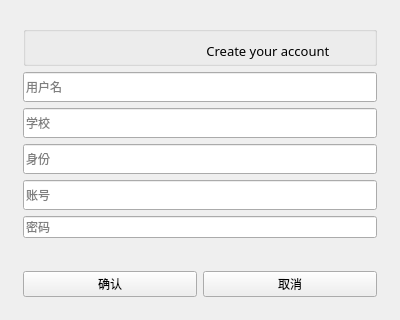
The window that Templates/register.ui (thetheorange/AiProject) describes before a commit, drawn with Qt 5.
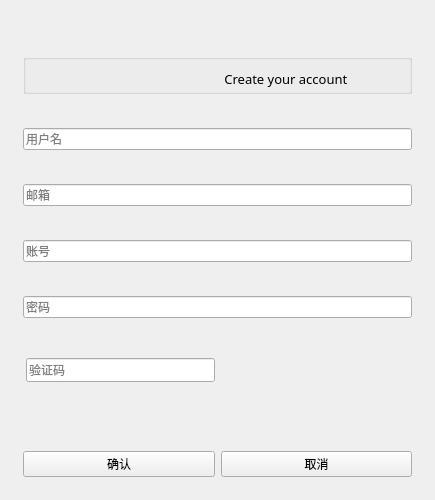
The same window after the commit. Custom widgets are drawn as their Qt base class.

Commit message: pref: 优化注册窗体控件提示词 优化注册窗体视图代码

What changed in the file:
```diff
--- a/Templates/register.ui
+++ b/Templates/register.ui
@@ -6,10 +6,16 @@
    <rect>
     <x>0</x>
     <y>0</y>
-    <width>400</width>
-    <height>300</height>
+    <width>435</width>
+    <height>500</height>
    </rect>
   </property>
+  <property name="minimumSize">
+   <size>
+    <width>0</width>
+    <height>500</height>
+   </size>
+  </property>
   <property name="windowTitle">
    <string>Form</string>
   </property>
@@ -18,6 +24,12 @@
     <layout class="QVBoxLayout" name="verticalLayout">
      <item>
       <widget class="QGroupBox" name="groupBox">
+       <property name="minimumSize">
+        <size>
+         <width>0</width>
+         <height>90</height>
+        </size>
+       </property>
        <property name="styleSheet">
         <string notr="true">#groupBox{
 border:none;
@@ -35,6 +47,12 @@
             <height>40</height>
            </size>
           </property>
+          <property name="maximumSize">
+           <size>
+            <width>16777215</width>
+            <height>40</height>
+           </size>
+          </property>
           <property name="title">
            <string/>
           </property>
@@ -67,12 +85,66 @@
          </widget>
         </item>
         <item>
-         <widget class="QLineEdit" name="lineEdit_2">
-          <property name="minimumSize">
-           <size>
-            <width>0</width>
-            <height>30</height>
-           </size>
+         <widget class="LineEdit" name="LineEdit_4">
+          <property name="styleSheet">
+           <string notr="true">LineEdit, TextEdit, PlainTextEdit {
+    color: gray;
+    background-color: rgba(255, 255, 255, 0.7);
+    border: 1px solid rgba(0, 0, 0, 13);
+    border-bottom: 1px solid rgba(0, 0, 0, 100);
+    border-radius: 5px;
+    /* font: 14px &quot;Segoe UI&quot;, &quot;Microsoft YaHei&quot;; */
+    padding: 0px 10px;
+    selection-background-color: #00a7b3;
+}
+
+TextEdit,
+PlainTextEdit {
+    padding: 2px 3px 2px 8px;
+}
+
+LineEdit:hover, TextEdit:hover, PlainTextEdit:hover {
+    background-color: rgba(249, 249, 249, 0.5);
+    border: 1px solid rgba(0, 0, 0, 13);
+    border-bottom: 1px solid rgba(0, 0, 0, 100);
+}
+
+LineEdit:focus {
+    border-bottom: 1px solid rgba(0, 0, 0, 13);
+    background-color: white;
+}
+
+TextEdit:focus,
+PlainTextEdit:focus {
+    border-bottom: 1px solid #009faa;
+    background-color: white;
+}
+
+LineEdit:disabled, TextEdit:disabled,
+PlainTextEdit:disabled {
+    color: rgba(0, 0, 0, 150);
+    background-color: rgba(249, 249, 249, 0.3);
+    border: 1px solid rgba(0, 0, 0, 13);
+    border-bottom: 1px solid rgba(0, 0, 0, 13);
+}
+
+#lineEditButton {
+    background-color: transparent;
+    border-radius: 4px;
+    margin: 0;
+}
+
+#lineEditButton:hover {
+    background-color: rgba(0, 0, 0, 9);
+}
+
+#lineEditButton:pressed {
+    background-color: rgba(0, 0, 0, 6);
+}
+</string>
+          </property>
+          <property name="text">
+           <string/>
           </property>
           <property name="placeholderText">
            <string>用户名</string>
@@ -80,38 +152,133 @@
          </widget>
         </item>
         <item>
-         <widget class="QLineEdit" name="lineEdit_4">
-          <property name="minimumSize">
-           <size>
-            <width>0</width>
-            <height>30</height>
-           </size>
+         <widget class="LineEdit" name="LineEdit_2">
+          <property name="styleSheet">
+           <string notr="true">LineEdit, TextEdit, PlainTextEdit {
+    color: gray;
+    background-color: rgba(255, 255, 255, 0.7);
+    border: 1px solid rgba(0, 0, 0, 13);
+    border-bottom: 1px solid rgba(0, 0, 0, 100);
+    border-radius: 5px;
+    /* font: 14px &quot;Segoe UI&quot;, &quot;Microsoft YaHei&quot;; */
+    padding: 0px 10px;
+    selection-background-color: #00a7b3;
+}
+
+TextEdit,
+PlainTextEdit {
+    padding: 2px 3px 2px 8px;
+}
+
+LineEdit:hover, TextEdit:hover, PlainTextEdit:hover {
+    background-color: rgba(249, 249, 249, 0.5);
+    border: 1px solid rgba(0, 0, 0, 13);
+    border-bottom: 1px solid rgba(0, 0, 0, 100);
+}
+
+LineEdit:focus {
+    border-bottom: 1px solid rgba(0, 0, 0, 13);
+    background-color: white;
+}
+
+TextEdit:focus,
+PlainTextEdit:focus {
+    border-bottom: 1px solid #009faa;
+    background-color: white;
+}
+
+LineEdit:disabled, TextEdit:disabled,
+PlainTextEdit:disabled {
+    color: rgba(0, 0, 0, 150);
+    background-color: rgba(249, 249, 249, 0.3);
+    border: 1px solid rgba(0, 0, 0, 13);
+    border-bottom: 1px solid rgba(0, 0, 0, 13);
+}
+
+#lineEditButton {
+    background-color: transparent;
+    border-radius: 4px;
+    margin: 0;
+}
+
+#lineEditButton:hover {
+    background-color: rgba(0, 0, 0, 9);
+}
+
+#lineEditButton:pressed {
+    background-color: rgba(0, 0, 0, 6);
+}
+</string>
           </property>
-          <property name="placeholderText">
-           <string>学校</string>
+          <property name="text">
+           <string/>
           </property>
-         </widget>
-        </item>
-        <item>
-         <widget class="QLineEdit" name="lineEdit_3">
-          <property name="minimumSize">
-           <size>
-            <width>0</width>
-            <height>30</height>
-           </size>
-          </property>
           <property name="placeholderText">
-           <string>身份</string>
+           <string>邮箱</string>
           </property>
          </widget>
         </item>
         <item>
-         <widget class="QLineEdit" name="lineEdit">
-          <property name="minimumSize">
-           <size>
-            <width>0</width>
-            <height>30</height>
-           </size>
+         <widget class="LineEdit" name="LineEdit">
+          <property name="styleSheet">
+           <string notr="true">LineEdit, TextEdit, PlainTextEdit {
+    color: gray;
+    background-color: rgba(255, 255, 255, 0.7);
+    border: 1px solid rgba(0, 0, 0, 13);
+    border-bottom: 1px solid rgba(0, 0, 0, 100);
+    border-radius: 5px;
+    /* font: 14px &quot;Segoe UI&quot;, &quot;Microsoft YaHei&quot;; */
+    padding: 0px 10px;
+    selection-background-color: #00a7b3;
+}
+
+TextEdit,
+PlainTextEdit {
+    padding: 2px 3px 2px 8px;
+}
+
+LineEdit:hover, TextEdit:hover, PlainTextEdit:hover {
+    background-color: rgba(249, 249, 249, 0.5);
+    border: 1px solid rgba(0, 0, 0, 13);
+    border-bottom: 1px solid rgba(0, 0, 0, 100);
+}
+
+LineEdit:focus {
+    border-bottom: 1px solid rgba(0, 0, 0, 13);
+    background-color: white;
+}
+
+TextEdit:focus,
+PlainTextEdit:focus {
+    border-bottom: 1px solid #009faa;
+    background-color: white;
+}
+
+LineEdit:disabled, TextEdit:disabled,
+PlainTextEdit:disabled {
+    color: rgba(0, 0, 0, 150);
+    background-color: rgba(249, 249, 249, 0.3);
+    border: 1px solid rgba(0, 0, 0, 13);
+    border-bottom: 1px solid rgba(0, 0, 0, 13);
+}
+
+#lineEditButton {
+    background-color: transparent;
+    border-radius: 4px;
+    margin: 0;
+}
+
+#lineEditButton:hover {
+    background-color: rgba(0, 0, 0, 9);
+}
+
+#lineEditButton:pressed {
+    background-color: rgba(0, 0, 0, 6);
+}
+</string>
+          </property>
+          <property name="text">
+           <string/>
           </property>
           <property name="placeholderText">
            <string>账号</string>
@@ -125,6 +292,151 @@
           </property>
          </widget>
         </item>
+        <item>
+         <widget class="QGroupBox" name="groupBox_4">
+          <property name="minimumSize">
+           <size>
+            <width>4</width>
+            <height>6</height>
+           </size>
+          </property>
+          <property name="maximumSize">
+           <size>
+            <width>16777215</width>
+            <height>33</height>
+           </size>
+          </property>
+          <property name="styleSheet">
+           <string notr="true">#groupBox_4{
+border:none;
+}</string>
+          </property>
+          <property name="title">
+           <string/>
+          </property>
+          <layout class="QHBoxLayout" name="horizontalLayout_4" stretch="0,0">
+           <property name="leftMargin">
+            <number>0</number>
+           </property>
+           <property name="topMargin">
+            <number>0</number>
+           </property>
+           <property name="rightMargin">
+            <number>0</number>
+           </property>
+           <property name="bottomMargin">
+            <number>0</number>
+           </property>
+           <item>
+            <widget class="LineEdit" name="LineEdit_5">
+             <property name="sizePolicy">
+              <sizepolicy hsizetype="Expanding" vsizetype="Expanding">
+               <horstretch>0</horstretch>
+               <verstretch>0</verstretch>
+              </sizepolicy>
+             </property>
+             <property name="minimumSize">
+              <size>
+               <width>30</width>
+               <height>6</height>
+              </size>
+             </property>
+             <property name="maximumSize">
+              <size>
+               <width>10000000</width>
+               <height>33</height>
+              </size>
+             </property>
+             <property name="styleSheet">
+              <string notr="true">LineEdit, TextEdit, PlainTextEdit {
+    color: gray;
+    background-color: rgba(255, 255, 255, 0.7);
+    border: 1px solid rgba(0, 0, 0, 13);
+    border-bottom: 1px solid rgba(0, 0, 0, 100);
+    border-radius: 5px;
+    /* font: 14px &quot;Segoe UI&quot;, &quot;Microsoft YaHei&quot;; */
+    padding: 0px 10px;
+    selection-background-color: #00a7b3;
+}
+
+TextEdit,
+PlainTextEdit {
+    padding: 2px 3px 2px 8px;
+}
+
+LineEdit:hover, TextEdit:hover, PlainTextEdit:hover {
+    background-color: rgba(249, 249, 249, 0.5);
+    border: 1px solid rgba(0, 0, 0, 13);
+    border-bottom: 1px solid rgba(0, 0, 0, 100);
+}
+
+LineEdit:focus {
+    border-bottom: 1px solid rgba(0, 0, 0, 13);
+    background-color: white;
+}
+
+TextEdit:focus,
+PlainTextEdit:focus {
+    border-bottom: 1px solid #009faa;
+    background-color: white;
+}
+
+LineEdit:disabled, TextEdit:disabled,
+PlainTextEdit:disabled {
+    color: rgba(0, 0, 0, 150);
+    background-color: rgba(249, 249, 249, 0.3);
+    border: 1px solid rgba(0, 0, 0, 13);
+    border-bottom: 1px solid rgba(0, 0, 0, 13);
+}
+
+#lineEditButton {
+    background-color: transparent;
+    border-radius: 4px;
+    margin: 0;
+}
+
+#lineEditButton:hover {
+    background-color: rgba(0, 0, 0, 9);
+}
+
+#lineEditButton:pressed {
+    background-color: rgba(0, 0, 0, 6);
+}
+</string>
+             </property>
+             <property name="text">
+              <string/>
+             </property>
+             <property name="placeholderText">
+              <string>验证码</string>
+             </property>
+            </widget>
+           </item>
+           <item>
+            <widget class="ImageLabel" name="veri_code">
+             <property name="sizePolicy">
+              <sizepolicy hsizetype="Expanding" vsizetype="Expanding">
+               <horstretch>0</horstretch>
+               <verstretch>0</verstretch>
+              </sizepolicy>
+             </property>
+             <property name="minimumSize">
+              <size>
+               <width>72</width>
+               <height>6</height>
+              </size>
+             </property>
+             <property name="maximumSize">
+              <size>
+               <width>16777215</width>
+               <height>33</height>
+              </size>
+             </property>
+            </widget>
+           </item>
+          </layout>
+         </widget>
+        </item>
        </layout>
       </widget>
      </item>
@@ -176,6 +488,11 @@
    <extends>QLabel</extends>
    <header>qfluentwidgets</header>
   </customwidget>
+  <customwidget>
+   <class>ImageLabel</class>
+   <extends>QLabel</extends>
+   <header>qfluentwidgets</header>
+  </customwidget>
   <customwidget>
    <class>LineEdit</class>
    <extends>QLineEdit</extends>
```
The commit also changes 1 other file.
